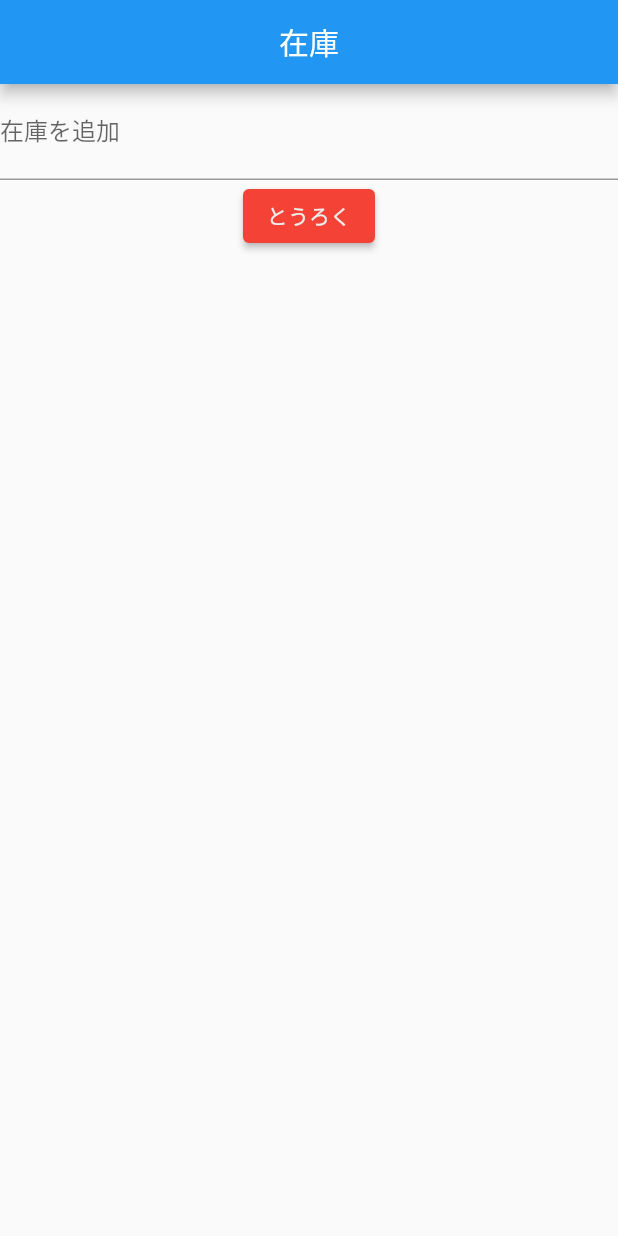
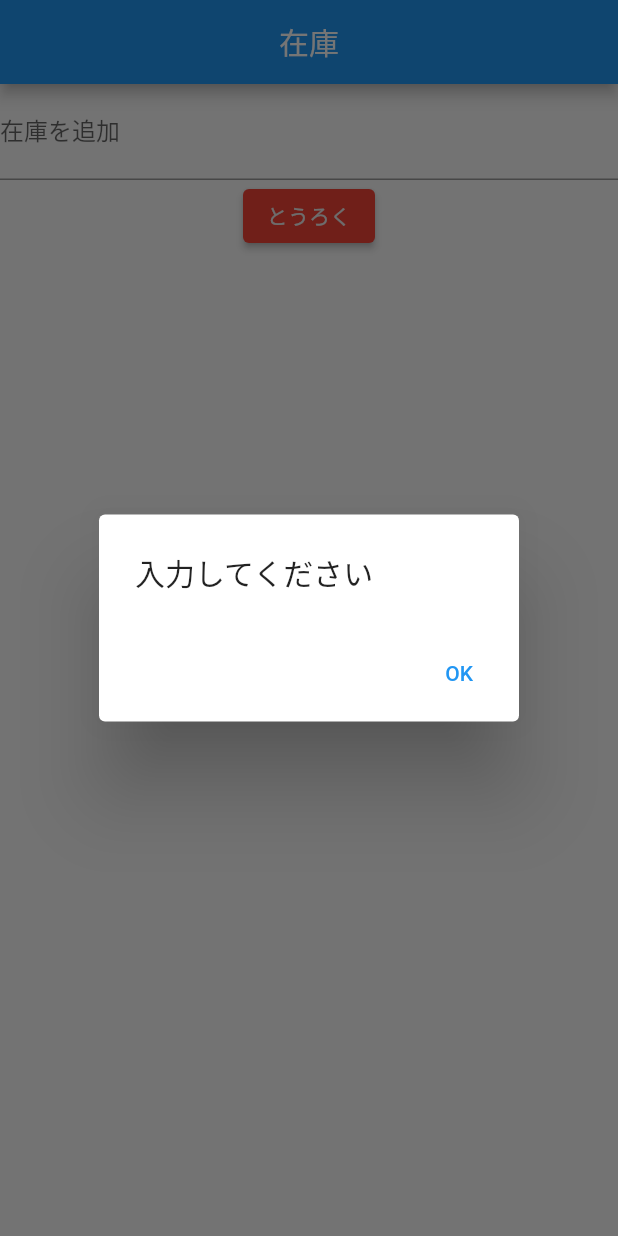
Before and after one commit to enpitut2021/hazimete_otsukai, a Flutter app: the screen it shows after launch, after a tap on "とうろく", on a phone screen of 412 x 824 dp. Run offline on Flutter 3.47's test engine with Material 2 defaults, Android fonts, the light colour scheme and no system bars; our stand-ins replace cloud_firestore, firebase_core; accounts and stored records are empty.

Commit message:
Enterキー入力にアイテム登録機能を実装

```diff
--- a/lib/main.dart
+++ b/lib/main.dart
@@ -61,6 +61,7 @@ class MyHomePage extends StatelessWidget {
             // なんかインデントおかしいね 自動整型なのに～
             Consumer<MainModel>(builder: (context, model, child) {
               return TextField(
+                  textInputAction: TextInputAction.none,
                   decoration: InputDecoration(
                     labelText: "在庫を追加", // ラベル
                     hintText: "例) シャンプーの詰め替え", // ヒント
@@ -70,6 +71,14 @@ class MyHomePage extends StatelessWidget {
                     // main_model.dartのMainModelクラス内で予め用意しといた
                     // 空の文字列だったitemTextに挿入
                     model.itemText = text;
+                  },
+                  // Enterキーを押すことでアイテムを登録できる
+                  onSubmitted: (value) async {
+                    try {
+                      await model.addItem();
+                    } catch (e) {
+                      await _showDialog(context, e.toString());
+                    }
                   });
             }),
             // 登録ボタン
@@ -88,7 +97,7 @@ class MyHomePage extends StatelessWidget {
                   try {
                     await model.addItem();
                   } catch (e) {
-                    print(e.toString());
+                    await _showDialog(context, e.toString());
                   }
                 },
               );
@@ -117,4 +126,22 @@ class MyHomePage extends StatelessWidget {
           ])),
     );
   }
+
+  Future _showDialog(BuildContext context, String title) async {
+    await showDialog<int>(
+      context: context,
+      barrierDismissible: true, // OK押さなくても画面外を押せば消える
+      builder: (BuildContext context) {
+        return AlertDialog(
+          title: Text(title),
+          actions: <Widget>[
+            TextButton(
+              child: Text('OK'),
+              onPressed: () => Navigator.of(context).pop(),
+            ),
+          ],
+        );
+      },
+    );
+  }
 }
```
